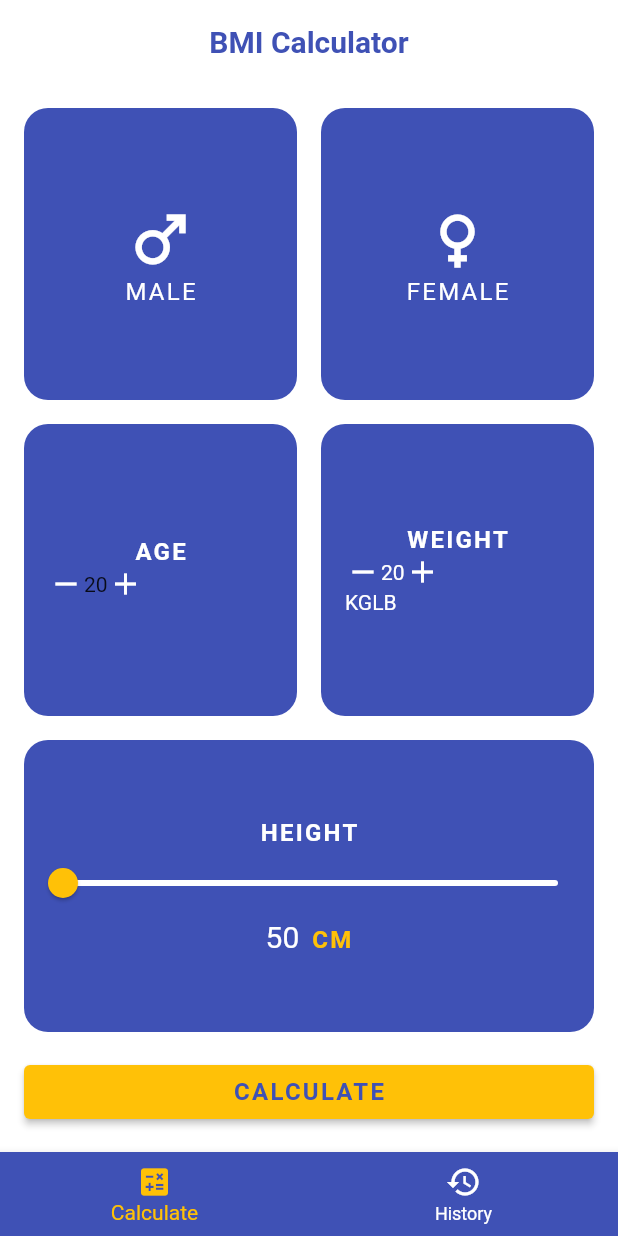
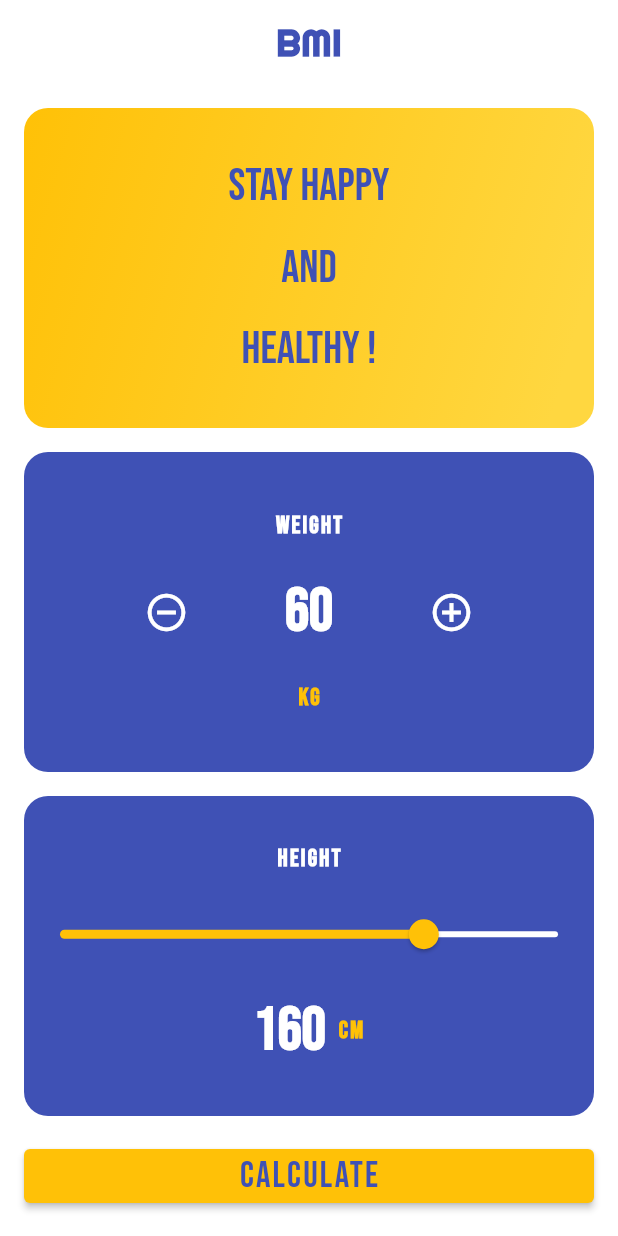
Before and after one commit to rajanagapandian/bmi_calculator, a Flutter app: the screen it shows after launch, on a phone screen of 412 x 824 dp. Run offline on Flutter 3.47's test engine with Material 2 defaults, Android fonts, the phone set to English and light mode, and no system bars; our stand-ins replace google_fonts.

Commit message:
added main functionality

```diff
--- a/lib/main.dart
+++ b/lib/main.dart
@@ -1,10 +1,10 @@
 // ignore_for_file: prefer_const_constructors, prefer_const_literals_to_create_immutables
-
-import 'dart:ffi';
 
 import 'package:flutter/cupertino.dart';
 import 'package:flutter/material.dart';
 import 'package:google_fonts/google_fonts.dart';
+
+enum Gender { male, female }
 
 void main() {
   runApp(const MyApp());
@@ -21,8 +21,8 @@ class MyApp extends StatelessWidget {
       theme: ThemeData(
         primarySwatch: Colors.indigo,
         textTheme: TextTheme(
-          bodyText2: GoogleFonts.balsamiqSans(),
-          bodyText1: GoogleFonts.balsamiqSans(),
+          bodyText2: GoogleFonts.bebasNeue(),
+          bodyText1: GoogleFonts.bebasNeue(),
         ),
       ),
       home: const MyHomePage(),
@@ -38,10 +38,31 @@ class MyHomePage extends StatefulWidget {
 }
 
 class _MyHomePageState extends State<MyHomePage> {
-  var _currentIndex = 0;
-  var _height = 50.0;
+  var _height = 160.0,
+      _calculated = false,
+      _weight = 60,
+      _bmi = 0.0,
+      _category = '';
 
-  void _setCurrentIndex(int index) => setState(() => _currentIndex = index);
+  void _calculate() {
+    var heightInMts = _height / 100;
+    var bmi = _weight / (heightInMts * heightInMts);
+    var category = '';
+    if (bmi < 18.5) {
+      category = '(Underweight)';
+    } else if (bmi >= 18.5 && bmi <= 24.9) {
+      category = '(Normal)';
+    } else if (bmi >= 25 && bmi <= 29.9) {
+      category = '(Overweight)';
+    } else if (bmi >= 30) {
+      category = '(Obese)';
+    }
+    setState(() {
+      _bmi = bmi;
+      _category = category;
+      _calculated = true;
+    });
+  }
 
   @override
   Widget build(BuildContext context) {
@@ -52,33 +73,14 @@ class _MyHomePageState extends State<MyHomePage> {
         backgroundColor: Colors.white,
         elevation: 0,
         title: Text(
-          'BMI Calculator',
-          style: GoogleFonts.balsamiqSans(
+          'BMI',
+          style: GoogleFonts.righteous(
             fontWeight: FontWeight.bold,
             color: Colors.indigo,
+            fontSize: 25,
+            // letterSpacing: 1.5,
           ),
         ),
-      ),
-      bottomNavigationBar: BottomNavigationBar(
-        items: [
-          BottomNavigationBarItem(
-            icon: Icon(Icons.calculate),
-            label: 'Calculate',
-            backgroundColor: Colors.indigo,
-          ),
-          BottomNavigationBarItem(
-            icon: Icon(Icons.history),
-            label: 'History',
-            backgroundColor: Colors.indigo,
-          ),
-        ],
-        onTap: _setCurrentIndex,
-        currentIndex: _currentIndex,
-        elevation: 5,
-        selectedItemColor: Colors.amber,
-        backgroundColor: Colors.indigo,
-        unselectedItemColor: Colors.white,
-        showUnselectedLabels: true,
       ),
       body: Container(
         padding: EdgeInsets.all(16.0),
@@ -86,68 +88,98 @@ class _MyHomePageState extends State<MyHomePage> {
         child: Column(
           children: [
             Expanded(
-              child: Row(
+              child: Container(
+                padding: EdgeInsets.all(16),
+                decoration: BoxDecoration(
+                  color: Colors.amber,
+                  borderRadius: BorderRadius.circular(16.0),
+                  gradient: LinearGradient(begin: Alignment.topLeft, colors: [
+                    Colors.amber,
+                    Colors.amberAccent,
+                  ]),
+                ),
+                child: _calculated
+                    ? Row(
                         children: [
                           Expanded(
-                    child: Container(
-                      padding: EdgeInsets.all(16.0),
-                      decoration: BoxDecoration(
-                        color: Colors.indigo,
-                        borderRadius: BorderRadius.circular(16.0),
-                      ),
                             child: Column(
                               mainAxisAlignment: MainAxisAlignment.center,
                               children: [
-                          Icon(
-                            Icons.male,
-                            color: Colors.white,
-                            size: 50,
+                                Text(
+                                  'Your BMI',
+                                  style: TextStyle(
+                                    fontSize: 30,
+                                    color: Colors.indigo,
+                                  ),
+                                  textAlign: TextAlign.center,
                                 ),
                                 Text(
-                            'MALE',
+                                  'score is',
                                   style: TextStyle(
-                              color: Colors.white,
-                              fontSize: 16.0,
-                              // fontWeight: FontWeight.w600,
-                              letterSpacing: 1.5,
+                                    fontSize: 30,
+                                    color: Colors.indigo,
+                                  ),
+                                  textAlign: TextAlign.center,
+                                ),
+                              ],
+                            ),
+                          ),
+                          Expanded(
+                            child: Column(
+                              mainAxisAlignment: MainAxisAlignment.center,
+                              children: [
+                                Text(
+                                  _bmi.toStringAsFixed(2),
+                                  style: TextStyle(
+                                    fontSize: 50,
+                                    color: Colors.indigo,
+                                  ),
+                                  textAlign: TextAlign.center,
+                                ),
+                                Text(
+                                  _category,
+                                  style: TextStyle(
+                                    fontSize: 20,
+                                    color: Colors.indigo,
+                                  ),
+                                  textAlign: TextAlign.center,
+                                ),
+                              ],
+                            ),
+                          ),
+                        ],
+                      )
+                    : Row(
+                        mainAxisAlignment: MainAxisAlignment.center,
+                        children: [
+                          Column(
+                            mainAxisAlignment: MainAxisAlignment.spaceEvenly,
+                            children: [
+                              Text(
+                                'stay happy',
+                                style: TextStyle(
+                                  fontSize: 30,
+                                  color: Colors.indigo,
+                                ),
+                              ),
+                              Text(
+                                'and',
+                                style: TextStyle(
+                                  fontSize: 30,
+                                  color: Colors.indigo,
+                                ),
+                              ),
+                              Text(
+                                'healthy !',
+                                style: TextStyle(
+                                  fontSize: 30,
+                                  color: Colors.indigo,
                                 ),
                               ),
                             ],
                           ),
-                    ),
-                  ),
-                  SizedBox(
-                    width: 16,
-                  ),
-                  Expanded(
-                    child: Container(
-                      padding: EdgeInsets.all(16.0),
-                      decoration: BoxDecoration(
-                        color: Colors.indigo,
-                        borderRadius: BorderRadius.circular(16.0),
-                      ),
-                      child: Column(
-                        mainAxisAlignment: MainAxisAlignment.center,
-                        children: [
-                          Icon(
-                            Icons.female,
-                            color: Colors.white,
-                            size: 50,
-                          ),
-                          Text(
-                            'FEMALE',
-                            style: TextStyle(
-                              color: Colors.white,
-                              fontSize: 16.0,
-                              // fontWeight: FontWeight.w600,
-                              letterSpacing: 1.5,
-                            ),
-                          ),
                         ],
                       ),
-                    ),
-                  ),
-                ],
               ),
             ),
             SizedBox(
@@ -164,46 +196,7 @@ class _MyHomePageState extends State<MyHomePage> {
                         borderRadius: BorderRadius.circular(16.0),
                       ),
                       child: Column(
-                        mainAxisAlignment: MainAxisAlignment.center,
-                        children: [
-                          Text(
-                            'AGE',
-                            style: TextStyle(
-                              color: Colors.white,
-                              fontSize: 16.0,
-                              fontWeight: FontWeight.w600,
-                              letterSpacing: 1.5,
-                            ),
-                          ),
-                          Row(
-                            children: [
-                              Icon(
-                                Icons.remove,
-                                color: Colors.white,
-                              ),
-                              Text('20'),
-                              Icon(
-                                Icons.add,
-                                color: Colors.white,
-                              ),
-                            ],
-                          ),
-                        ],
-                      ),
-                    ),
-                  ),
-                  SizedBox(
-                    width: 16,
-                  ),
-                  Expanded(
-                    child: Container(
-                      padding: EdgeInsets.all(16.0),
-                      decoration: BoxDecoration(
-                        color: Colors.indigo,
-                        borderRadius: BorderRadius.circular(16.0),
-                      ),
-                      child: Column(
-                        mainAxisAlignment: MainAxisAlignment.center,
+                        mainAxisAlignment: MainAxisAlignment.spaceEvenly,
                         children: [
                           Text(
                             'WEIGHT',
@@ -215,39 +208,51 @@ class _MyHomePageState extends State<MyHomePage> {
                             ),
                           ),
                           Row(
+                            mainAxisAlignment: MainAxisAlignment.spaceEvenly,
                             children: [
-                              Icon(
-                                Icons.remove,
+                              GestureDetector(
+                                onTap: () {
+                                  setState(() {
+                                    if (_weight > 2) _weight--;
+                                  });
+                                },
+                                child: Icon(
+                                  Icons.remove_circle_outline_outlined,
                                   color: Colors.white,
+                                  size: 30,
+                                ),
                               ),
                               Text(
-                                '20',
+                                _weight.toString(),
                                 style: TextStyle(
                                   color: Colors.white,
+                                  fontSize: 40,
+                                  fontWeight: FontWeight.bold,
                                 ),
                               ),
-                              Icon(
-                                Icons.add,
+                              GestureDetector(
+                                onTap: () {
+                                  setState(() {
+                                    if (_weight <= 149) _weight++;
+                                  });
+                                },
+                                child: Icon(
+                                  Icons.add_circle_outline_outlined,
                                   color: Colors.white,
+                                  size: 30,
+                                ),
                               ),
                             ],
                           ),
-                          Row(
-                            children: [
                           Text(
                             'KG',
                             style: TextStyle(
-                                  color: Colors.white,
+                              color: Colors.amber,
+                              fontSize: 16,
+                              fontWeight: FontWeight.bold,
+                              letterSpacing: 1.5,
                             ),
                           ),
-                              Text(
-                                'LB',
-                                style: TextStyle(
-                                  color: Colors.white,
-                                ),
-                              ),
-                            ],
-                          )
                         ],
                       ),
                     ),
@@ -267,7 +272,7 @@ class _MyHomePageState extends State<MyHomePage> {
                 ),
                 // color: Colors.indigo,
                 child: Column(
-                  mainAxisAlignment: MainAxisAlignment.center,
+                  mainAxisAlignment: MainAxisAlignment.spaceEvenly,
                   children: [
                     Text(
                       'HEIGHT',
@@ -296,13 +301,14 @@ class _MyHomePageState extends State<MyHomePage> {
                     ),
                     Row(
                       mainAxisAlignment: MainAxisAlignment.center,
-                      crossAxisAlignment: CrossAxisAlignment.end,
+                      crossAxisAlignment: CrossAxisAlignment.center,
                       children: [
                         Text(
                           _height.round().toString(),
                           style: TextStyle(
                             color: Colors.white,
-                            fontSize: 20,
+                            fontSize: 40,
+                            fontWeight: FontWeight.bold,
                           ),
                         ),
                         SizedBox(
@@ -333,13 +339,13 @@ class _MyHomePageState extends State<MyHomePage> {
                     style: ButtonStyle(
                       backgroundColor: MaterialStateProperty.all(Colors.amber),
                     ),
-                    onPressed: () {},
+                    onPressed: _calculate,
                     child: Text(
                       'CALCULATE',
-                      style: GoogleFonts.balsamiqSans(
-                        fontSize: 16,
+                      style: GoogleFonts.bebasNeue(
+                        fontSize: 24,
                         letterSpacing: 1.5,
-                        fontWeight: FontWeight.w600,
+                        fontWeight: FontWeight.w400,
                         color: Colors.indigo,
                       ),
                     ),
```
Lines whose indentation alone changed are shown as unchanged.
